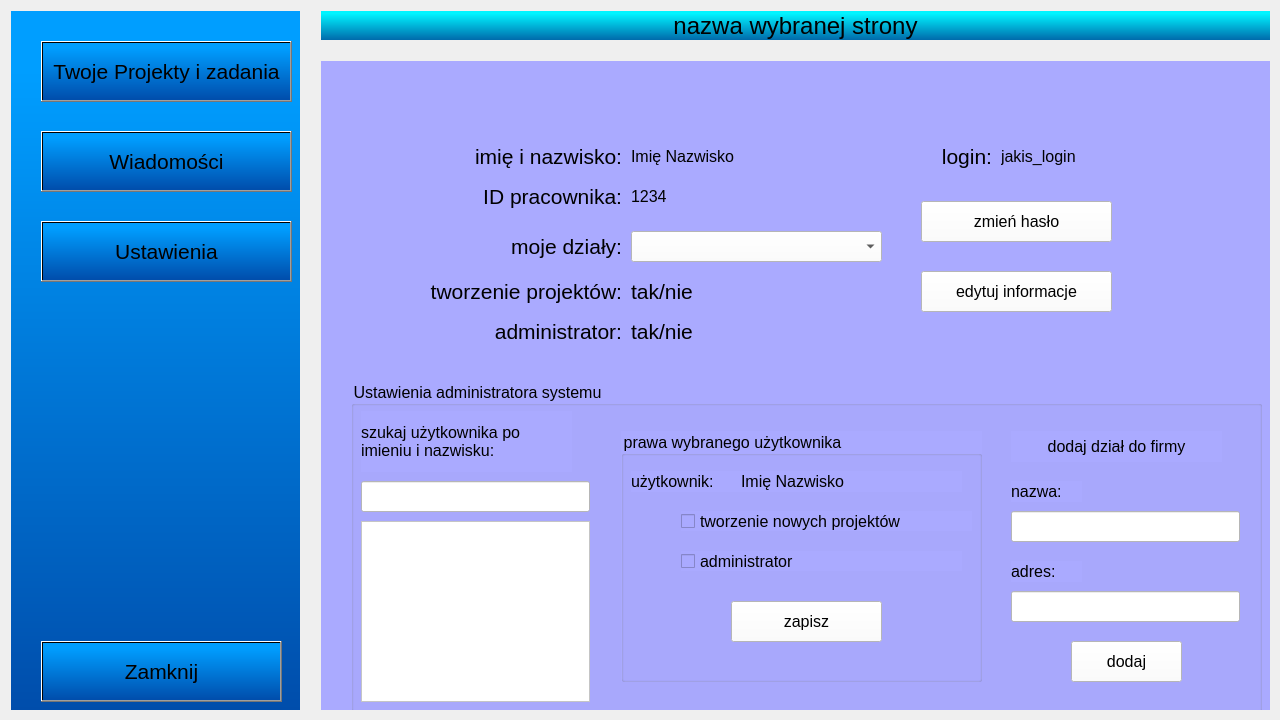
Sleyn2/IO_projectmanagement, file project_managment/project_managment/project_managment.ui: the form before one commit.
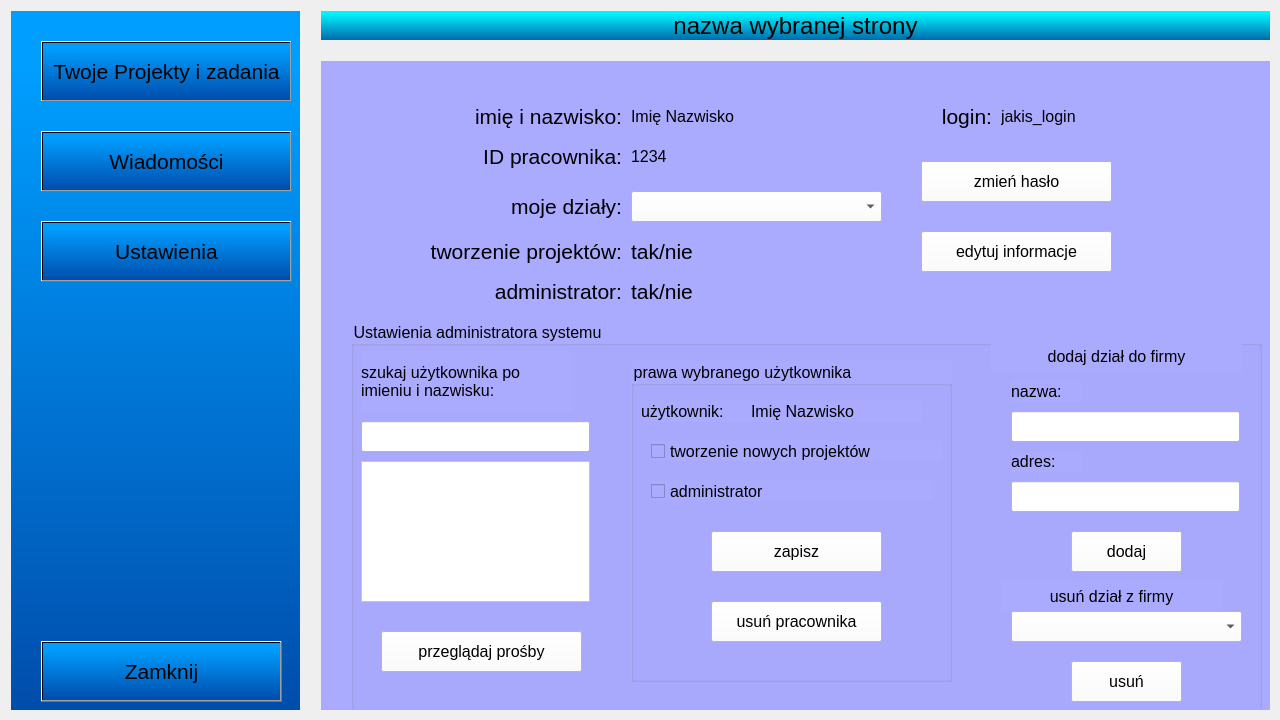
The form after the commit. The open tabs and pages were chosen to show the change.

Commit message: ustawienia dodawanie usuwanie działów

```diff
--- a/project_managment/project_managment/project_managment.ui
+++ b/project_managment/project_managment/project_managment.ui
@@ -883,9 +883,9 @@
         <property name="geometry">
          <rect>
           <x>30</x>
-          <y>30</y>
+          <y>10</y>
           <width>931</width>
-          <height>281</height>
+          <height>251</height>
          </rect>
         </property>
         <property name="currentIndex">
@@ -896,7 +896,7 @@
           <property name="geometry">
            <rect>
             <x>280</x>
-            <y>140</y>
+            <y>120</y>
             <width>251</width>
             <height>31</height>
            </rect>
@@ -914,7 +914,7 @@
           <property name="geometry">
            <rect>
             <x>70</x>
-            <y>130</y>
+            <y>110</y>
             <width>201</width>
             <height>51</height>
            </rect>
@@ -935,7 +935,7 @@
           <property name="geometry">
            <rect>
             <x>280</x>
-            <y>40</y>
+            <y>20</y>
             <width>261</width>
             <height>51</height>
            </rect>
@@ -953,7 +953,7 @@
           <property name="geometry">
            <rect>
             <x>70</x>
-            <y>80</y>
+            <y>60</y>
             <width>201</width>
             <height>51</height>
            </rect>
@@ -974,7 +974,7 @@
           <property name="geometry">
            <rect>
             <x>70</x>
-            <y>40</y>
+            <y>20</y>
             <width>201</width>
             <height>51</height>
            </rect>
@@ -995,7 +995,7 @@
           <property name="geometry">
            <rect>
             <x>280</x>
-            <y>80</y>
+            <y>60</y>
             <width>211</width>
             <height>51</height>
            </rect>
@@ -1013,7 +1013,7 @@
           <property name="geometry">
            <rect>
             <x>570</x>
-            <y>180</y>
+            <y>160</y>
             <width>191</width>
             <height>41</height>
            </rect>
@@ -1034,7 +1034,7 @@
           <property name="geometry">
            <rect>
             <x>0</x>
-            <y>180</y>
+            <y>160</y>
             <width>271</width>
             <height>41</height>
            </rect>
@@ -1055,7 +1055,7 @@
           <property name="geometry">
            <rect>
             <x>280</x>
-            <y>180</y>
+            <y>160</y>
             <width>91</width>
             <height>41</height>
            </rect>
@@ -1076,7 +1076,7 @@
           <property name="geometry">
            <rect>
             <x>570</x>
-            <y>110</y>
+            <y>90</y>
             <width>191</width>
             <height>41</height>
            </rect>
@@ -1097,7 +1097,7 @@
           <property name="geometry">
            <rect>
             <x>550</x>
-            <y>40</y>
+            <y>20</y>
             <width>91</width>
             <height>51</height>
            </rect>
@@ -1118,7 +1118,7 @@
           <property name="geometry">
            <rect>
             <x>650</x>
-            <y>40</y>
+            <y>20</y>
             <width>251</width>
             <height>51</height>
            </rect>
@@ -1139,7 +1139,7 @@
           <property name="geometry">
            <rect>
             <x>0</x>
-            <y>220</y>
+            <y>200</y>
             <width>271</width>
             <height>41</height>
            </rect>
@@ -1160,7 +1160,7 @@
           <property name="geometry">
            <rect>
             <x>280</x>
-            <y>220</y>
+            <y>200</y>
             <width>91</width>
             <height>41</height>
            </rect>
@@ -1464,9 +1464,9 @@
         <property name="geometry">
          <rect>
           <x>30</x>
-          <y>320</y>
+          <y>260</y>
           <width>911</width>
-          <height>331</height>
+          <height>391</height>
          </rect>
         </property>
         <property name="font">
@@ -1496,7 +1496,7 @@
            <x>10</x>
            <y>140</y>
            <width>229</width>
-           <height>181</height>
+           <height>141</height>
           </rect>
          </property>
          <property name="styleSheet">
@@ -1530,10 +1530,10 @@
         <widget class="QGroupBox" name="groupBox_2">
          <property name="geometry">
           <rect>
-           <x>270</x>
-           <y>50</y>
-           <width>361</width>
-           <height>251</height>
+           <x>280</x>
+           <y>40</y>
+           <width>321</width>
+           <height>321</height>
           </rect>
          </property>
          <property name="font">
@@ -1565,7 +1565,7 @@
          <widget class="QCheckBox" name="checkBox_tworzenie_proj">
           <property name="geometry">
            <rect>
-            <x>60</x>
+            <x>20</x>
             <y>80</y>
             <width>291</width>
             <height>20</height>
@@ -1583,7 +1583,7 @@
          <widget class="QCheckBox" name="checkBox_admin">
           <property name="geometry">
            <rect>
-            <x>60</x>
+            <x>20</x>
             <y>120</y>
             <width>281</width>
             <height>20</height>
@@ -1603,7 +1603,7 @@
            <rect>
             <x>120</x>
             <y>40</y>
-            <width>221</width>
+            <width>171</width>
             <height>21</height>
            </rect>
           </property>
@@ -1619,9 +1619,9 @@
          <widget class="QPushButton" name="pushButton_zapisz_prawa">
           <property name="geometry">
            <rect>
-            <x>110</x>
+            <x>80</x>
             <y>170</y>
-            <width>151</width>
+            <width>171</width>
             <height>41</height>
            </rect>
           </property>
@@ -1637,13 +1637,34 @@
            <string>zapisz</string>
           </property>
          </widget>
+         <widget class="QPushButton" name="pushButton_usunPracownika">
+          <property name="geometry">
+           <rect>
+            <x>80</x>
+            <y>240</y>
+            <width>171</width>
+            <height>41</height>
+           </rect>
+          </property>
+          <property name="font">
+           <font>
+            <pointsize>12</pointsize>
+           </font>
+          </property>
+          <property name="styleSheet">
+           <string notr="true">background-color: rgb(255, 255, 255);</string>
+          </property>
+          <property name="text">
+           <string>usuń pracownika</string>
+          </property>
+         </widget>
         </widget>
         <widget class="QLabel" name="dodaj_dzial_label">
          <property name="geometry">
           <rect>
-           <x>660</x>
-           <y>50</y>
-           <width>211</width>
+           <x>640</x>
+           <y>20</y>
+           <width>251</width>
            <height>31</height>
           </rect>
          </property>
@@ -1663,7 +1684,7 @@
          <property name="geometry">
           <rect>
            <x>660</x>
-           <y>130</y>
+           <y>90</y>
            <width>229</width>
            <height>31</height>
           </rect>
@@ -1676,7 +1697,7 @@
          <property name="geometry">
           <rect>
            <x>660</x>
-           <y>100</y>
+           <y>60</y>
            <width>71</width>
            <height>21</height>
           </rect>
@@ -1694,7 +1715,7 @@
          <property name="geometry">
           <rect>
            <x>660</x>
-           <y>180</y>
+           <y>130</y>
            <width>71</width>
            <height>21</height>
           </rect>
@@ -1712,20 +1733,20 @@
          <property name="geometry">
           <rect>
            <x>660</x>
+           <y>160</y>
+           <width>229</width>
+           <height>31</height>
+          </rect>
+         </property>
+         <property name="styleSheet">
+          <string notr="true">background-color: rgb(255, 255, 255);</string>
+         </property>
+        </widget>
+        <widget class="QPushButton" name="pushButton_dodajDzial">
+         <property name="geometry">
+          <rect>
+           <x>720</x>
            <y>210</y>
-           <width>229</width>
-           <height>31</height>
-          </rect>
-         </property>
-         <property name="styleSheet">
-          <string notr="true">background-color: rgb(255, 255, 255);</string>
-         </property>
-        </widget>
-        <widget class="QPushButton" name="pushButton_ustaw2_2">
-         <property name="geometry">
-          <rect>
-           <x>720</x>
-           <y>260</y>
            <width>111</width>
            <height>41</height>
           </rect>
@@ -1742,6 +1763,87 @@
           <string>dodaj</string>
          </property>
         </widget>
+        <widget class="QLabel" name="usun_dzial_label">
+         <property name="geometry">
+          <rect>
+           <x>650</x>
+           <y>260</y>
+           <width>221</width>
+           <height>31</height>
+          </rect>
+         </property>
+         <property name="font">
+          <font>
+           <pointsize>12</pointsize>
+          </font>
+         </property>
+         <property name="text">
+          <string>usuń dział z firmy</string>
+         </property>
+         <property name="alignment">
+          <set>Qt::AlignCenter</set>
+         </property>
+        </widget>
+        <widget class="QComboBox" name="comboBox_usunDzial">
+         <property name="geometry">
+          <rect>
+           <x>660</x>
+           <y>290</y>
+           <width>231</width>
+           <height>31</height>
+          </rect>
+         </property>
+         <property name="font">
+          <font>
+           <pointsize>12</pointsize>
+          </font>
+         </property>
+         <property name="styleSheet">
+          <string notr="true">background-color: rgb(255, 255, 255);</string>
+         </property>
+        </widget>
+        <widget class="QPushButton" name="pushButton_usunDzial">
+         <property name="geometry">
+          <rect>
+           <x>720</x>
+           <y>340</y>
+           <width>111</width>
+           <height>41</height>
+          </rect>
+         </property>
+         <property name="font">
+          <font>
+           <pointsize>12</pointsize>
+          </font>
+         </property>
+         <property name="styleSheet">
+          <string notr="true">background-color: rgb(255, 255, 255);</string>
+         </property>
+         <property name="text">
+          <string>usuń</string>
+         </property>
+        </widget>
+        <widget class="QPushButton" name="pushButton_prosby">
+         <property name="geometry">
+          <rect>
+           <x>30</x>
+           <y>310</y>
+           <width>201</width>
+           <height>41</height>
+          </rect>
+         </property>
+         <property name="font">
+          <font>
+           <pointsize>12</pointsize>
+          </font>
+         </property>
+         <property name="styleSheet">
+          <string notr="true">background-color: rgb(255, 255, 255);</string>
+         </property>
+         <property name="text">
+          <string>przeglądaj prośby</string>
+         </property>
+        </widget>
        </widget>
       </widget>
      </widget>
```
Left out of the diff: 2 changed lines with no effect on the pictures. The commit also changes 6 other files.
